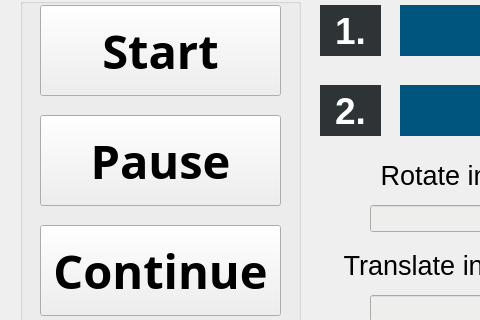
This is val2sim_gui/ui/ces.ui in ArmSorawis/VAL2SIM as Qt 5 draws it before an edit; both pictures show x 0 to 480 and y 204 to 524 of the 906 by 671 pixel window. The edited form follows.
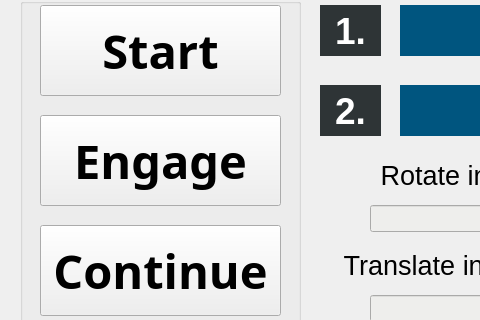
This is the edited form.

```diff
--- a/val2sim_gui/ui/ces.ui
+++ b/val2sim_gui/ui/ces.ui
@@ -82,7 +82,7 @@
       </font>
      </property>
      <property name="text">
-      <string>Pause</string>
+      <string>Engage</string>
      </property>
     </widget>
     <widget class="QPushButton" name="continueButton">
```
Left out of the diff: 6 changed lines with no effect on the pictures.
